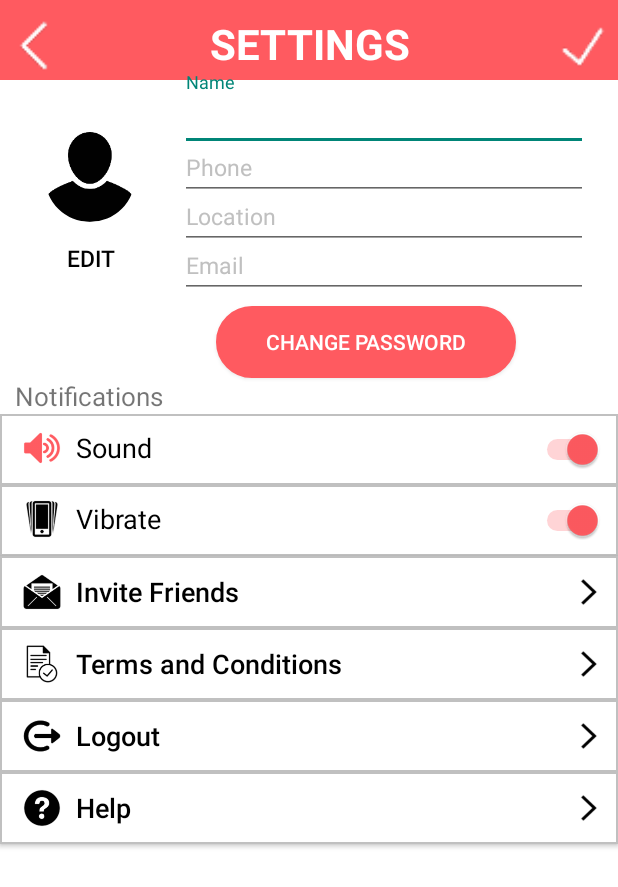
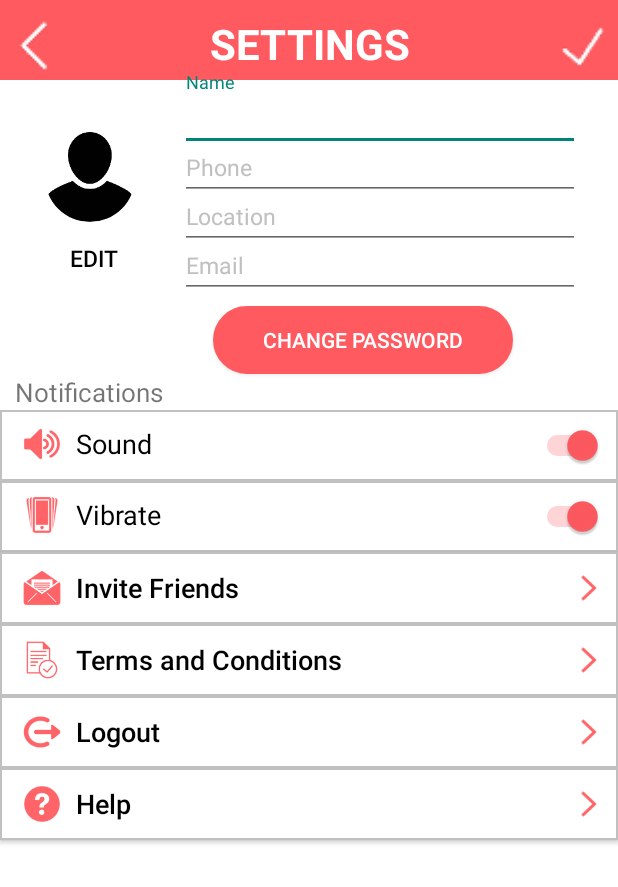
Before and after one commit to davidhqr/Distractic, an Android app: the layout fragment_settings.xml on its own in the app's theme, with its tools: preview values and no code run, on a phone screen of 412 x 824 dp. Shown: the top 887 px of the screen. Run offline under Robolectric (Android 15) with nearby library versions, the phone set to English and light mode, and no system bars.

Commit message:
changed setting icons colors

```diff
--- a/app/src/main/res/layout/fragment_forgot_password.xml
+++ b/app/src/main/res/layout/fragment_forgot_password.xml
@@ -48,12 +48,12 @@
         android:layout_width="match_parent"
         android:layout_height="wrap_content"
         android:layout_below="@id/forgot_text_message"
-        android:layout_marginBottom="-8dp"
         android:layout_marginEnd="40dp"
         android:layout_marginStart="40dp"
         android:layout_marginTop="20dp"
         android:gravity="start"
         android:text="@string/forgot_emailText"
+        android:layout_marginBottom="-15dp"
         android:textAlignment="gravity"
         android:textColor="@color/colorPrimary"
         android:textSize="14sp" />
--- a/app/src/main/res/layout/fragment_settings.xml
+++ b/app/src/main/res/layout/fragment_settings.xml
@@ -63,7 +63,7 @@
         android:layout_width="wrap_content"
         android:layout_height="wrap_content"
         android:layout_below="@id/settings_image_profile"
-        android:layout_marginLeft="16dp"
+        android:layout_marginLeft="18dp"
         android:background="@drawable/bg_rounded_button"
         android:text="@string/settings_editButton"
         android:textColor="@color/colorBlack"
@@ -74,7 +74,7 @@
         android:layout_width="match_parent"
         android:layout_height="wrap_content"
         android:layout_marginLeft="120dp"
-        android:layout_marginRight="20dp"
+        android:layout_marginRight="25dp"
         android:layout_below="@id/settings_text_settings">
 
         <EditText
@@ -91,7 +91,7 @@
         android:layout_width="match_parent"
         android:layout_height="wrap_content"
         android:layout_marginLeft="120dp"
-        android:layout_marginRight="20dp"
+        android:layout_marginRight="25dp"
         android:layout_below="@id/settings_edit_name"
         android:layout_marginTop="-20dp">
 
@@ -108,7 +108,7 @@
         android:id="@+id/settings_edit_location"
         android:layout_width="match_parent"
         android:layout_marginLeft="120dp"
-        android:layout_marginRight="20dp"
+        android:layout_marginRight="25dp"
         android:layout_height="wrap_content"
         android:layout_below="@id/settings_edit_phone"
         android:layout_marginTop="-20dp">
@@ -127,7 +127,7 @@
         android:layout_width="match_parent"
         android:layout_height="wrap_content"
         android:layout_marginLeft="120dp"
-        android:layout_marginRight="20dp"
+        android:layout_marginRight="25dp"
         android:layout_below="@id/settings_edit_location"
         android:layout_marginTop="-20dp">
 
@@ -144,9 +144,9 @@
     <android.support.v7.widget.AppCompatButton
         android:id="@+id/settings_button_changepassword"
         android:layout_width="200dp"
-        android:layout_height="wrap_content"
+        android:layout_height="45dp"
         android:layout_below="@id/settings_edit_email"
-        android:layout_marginLeft="144dp"
+        android:layout_marginLeft="142dp"
         android:layout_marginTop="5dp"
         android:background="@drawable/bg_rounded_button_pink"
         android:text="Change Password"
@@ -177,7 +177,7 @@
             android:layout_width="wrap_content"
             android:layout_height="wrap_content"
             android:src="@drawable/ic_sound"
-            android:tint="@color/colorPrimary"/>
+            android:tint="@color/colorIcons"/>
 
         <TextView
             android:id="@+id/settings_text_sound"
@@ -213,7 +213,8 @@
         <ImageView
             android:layout_width="wrap_content"
             android:layout_height="wrap_content"
-            android:src="@drawable/ic_vibrate" />
+            android:src="@drawable/ic_vibrate"
+            android:tint="@color/colorIcons"/>
 
 
         <TextView
@@ -243,6 +244,7 @@
         android:drawableLeft="@drawable/ic_invite"
         android:drawablePadding="10dip"
         android:drawableRight="@drawable/ic_arrow"
+        android:drawableTint="@color/colorIcons"
         android:gravity="left|center_vertical"
         android:paddingLeft="15dip"
         android:paddingRight="6dip"
@@ -258,6 +260,7 @@
         android:layout_below="@id/settings_button_invite"
         android:background="@drawable/bg_settings_button"
         android:drawableLeft="@drawable/ic_terms"
+        android:drawableTint="@color/colorIcons"
         android:drawablePadding="10dip"
         android:drawableRight="@drawable/ic_arrow"
         android:gravity="left|center_vertical"
@@ -275,6 +278,7 @@
         android:layout_below="@id/settings_button_terms"
         android:background="@drawable/bg_settings_button"
         android:drawableLeft="@drawable/ic_logout"
+        android:drawableTint="@color/colorIcons"
         android:drawablePadding="10dip"
         android:drawableRight="@drawable/ic_arrow"
         android:gravity="left|center_vertical"
@@ -292,6 +296,7 @@
         android:layout_below="@id/settings_button_logout"
         android:background="@drawable/bg_settings_button"
         android:drawableLeft="@drawable/ic_help"
+        android:drawableTint="@color/colorIcons"
         android:drawablePadding="10dip"
         android:drawableRight="@drawable/ic_arrow"
         android:gravity="left|center_vertical"
--- a/app/src/main/res/values/colors.xml
+++ b/app/src/main/res/values/colors.xml
@@ -7,4 +7,5 @@
     <color name="colorTextGrey">#808080</color>
     <color name="colorBlack">#000000</color>
     <color name="colorPrimaryOpaque">#e6ff5a60</color>
+    <color name="colorIcons">#ff6368</color>
 </resources>
```
